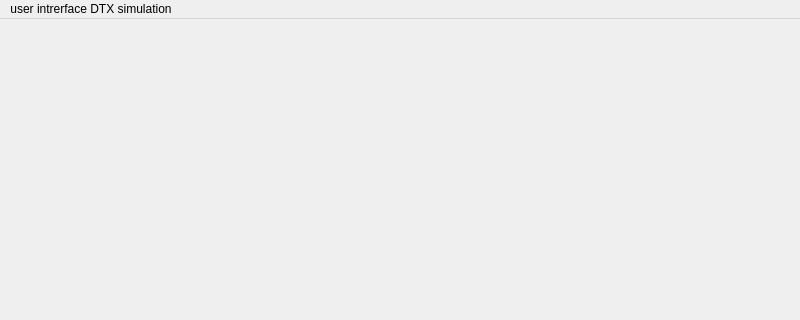
Qt form code/ui/mainwindow.ui (MaxHuiskes/Swen2) before a commit; both pictures show x 0 to 800 and y 0 to 320 of the 800 by 600 pixel window.
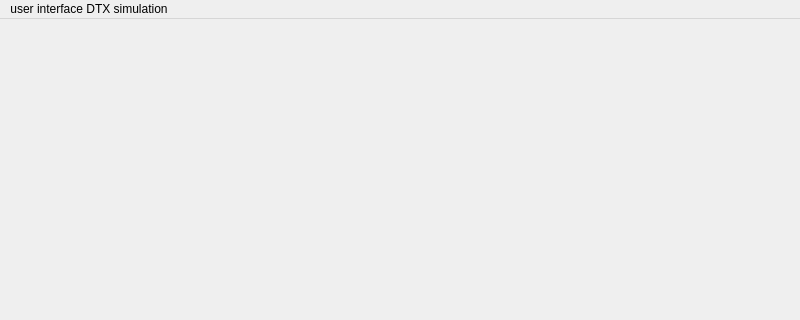
The same form after that commit.

The edit to the form file:
```diff
--- a/code/ui/mainwindow.ui
+++ b/code/ui/mainwindow.ui
@@ -26,7 +26,7 @@
    </property>
    <widget class="QMenu" name="menuuser_intrerface_DTX_simulation">
     <property name="title">
-     <string>user intrerface DTX simulation</string>
+     <string>user interface DTX simulation</string>
     </property>
    </widget>
    <addaction name="menuuser_intrerface_DTX_simulation"/>
```
